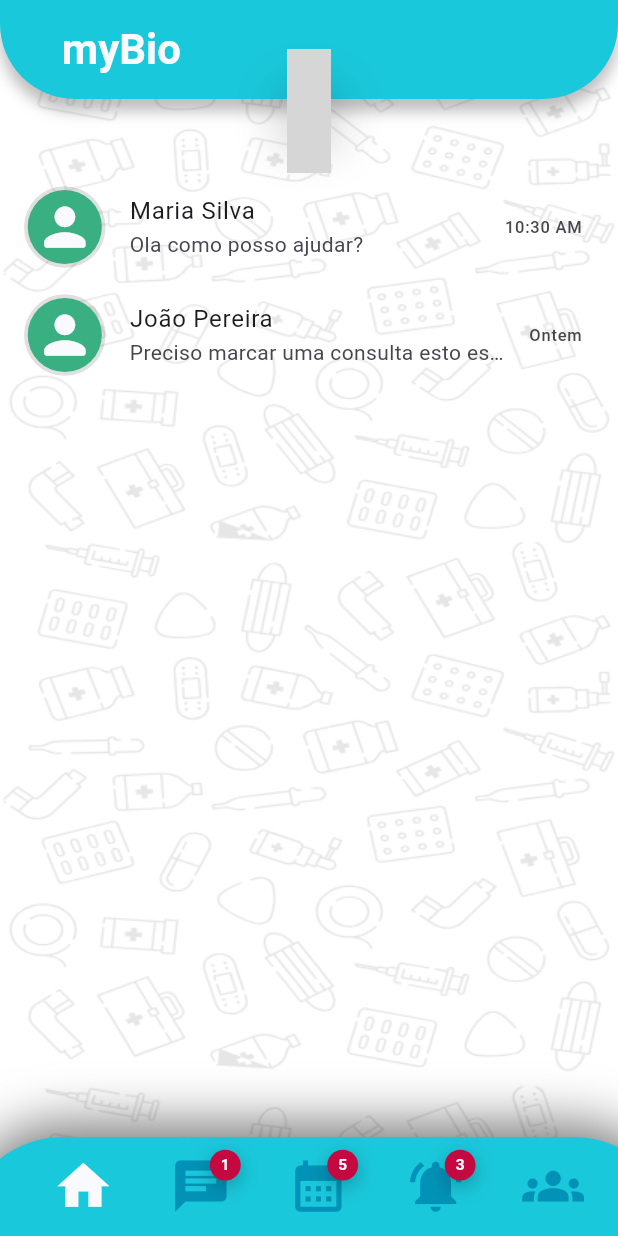
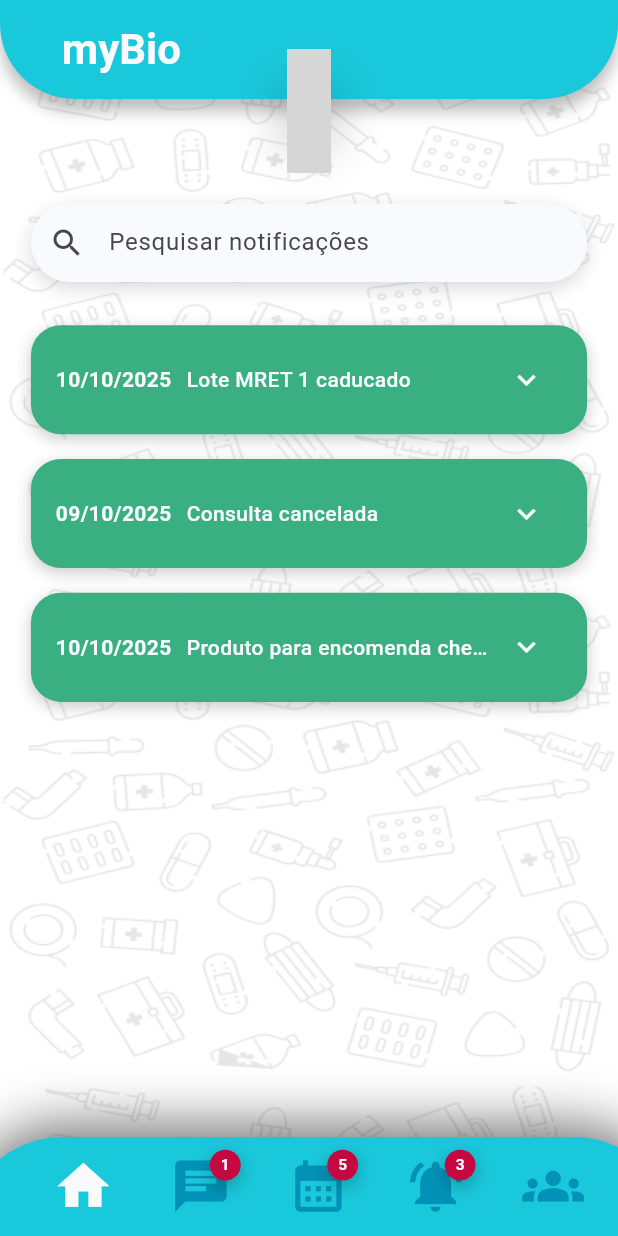
Before and after one commit to consultit-angola/BiogestClinic.Mobile, a Flutter app: the AlarmePage screen opened by its route, on a phone screen of 412 x 824 dp. Run offline on Flutter 3.47's test engine with Material 3 defaults, Android fonts, the phone set to English and light mode, and no system bars; our stand-ins replace flutter_dotenv, flutter_easyloading, flutter_form_builder, flutter_svg, form_builder_validators, get and 2 more; missing offline and left inert: flutter_neat_and_clean_calendar; accounts and stored records are empty; project files that could hold a hidden picture were left out; grey boxes are pictures that could not be loaded.

Commit message:
202510212212

```diff
--- /dev/null
+++ b/lib/app/bindings/activities_binding.dart
@@ -0,0 +1,9 @@
+import 'package:get/get.dart';
+import '../controllers/index.dart';
+
+class ActivitiesBinding implements Bindings {
+  @override
+  void dependencies() {
+    Get.lazyPut<ActivitiesController>(() => ActivitiesController());
+  }
+}
--- /dev/null
+++ b/lib/app/bindings/calendar_binding.dart
@@ -0,0 +1,9 @@
+import 'package:get/get.dart';
+import '../controllers/index.dart';
+
+class CalendarBinding implements Bindings {
+  @override
+  void dependencies() {
+    Get.lazyPut<CalendarController>(() => CalendarController());
+  }
+}
--- a/lib/app/bindings/index.dart
+++ b/lib/app/bindings/index.dart
@@ -1,4 +1,6 @@
+export 'activities_binding.dart';
 export 'alarme_binding.dart';
+export 'calendar_binding.dart';
 export 'chat_binding.dart';
 export 'home_binding.dart';
 export 'login_binding.dart';
--- /dev/null
+++ b/lib/app/controllers/activities_controller.dart
@@ -0,0 +1,5 @@
+import 'package:get/get.dart';
+
+class ActivitiesController extends GetxController {
+  static ActivitiesController get to => Get.find<ActivitiesController>();
+}
--- a/lib/app/controllers/alarme_controller.dart
+++ b/lib/app/controllers/alarme_controller.dart
@@ -1,8 +1,5 @@
-import 'package:flutter/material.dart';
 import 'package:get/get.dart';
 
 class AlarmeController extends GetxController {
   static AlarmeController get to => Get.find<AlarmeController>();
-
-  Future init(BuildContext context) async {}
 }
--- a/lib/app/controllers/chat_controller.dart
+++ b/lib/app/controllers/chat_controller.dart
@@ -20,8 +20,6 @@ class ChatController extends GetxController {
     shortName: 'Ryu',
     groupName: 'Users',
   ).obs;
-
-  Future init(BuildContext context) async {}
 
   void sendMessage() {
     final text = inputController.text.trim();
--- a/lib/app/controllers/home_controller.dart
+++ b/lib/app/controllers/home_controller.dart
@@ -1,8 +1,5 @@
-import 'package:flutter/material.dart';
 import 'package:get/get.dart';
 
 class HomeController extends GetxController {
   static HomeController get to => Get.find<HomeController>();
-
-  Future init(BuildContext context) async {}
 }
--- a/lib/app/controllers/index.dart
+++ b/lib/app/controllers/index.dart
@@ -1,4 +1,6 @@
+export 'activities_controller.dart';
 export 'alarme_controller.dart';
+export 'calendar_controller.dart';
 export 'chat_controller.dart';
 export 'global_controller.dart';
 export 'home_controller.dart';
--- a/lib/app/routes/app_pages.dart
+++ b/lib/app/routes/app_pages.dart
@@ -31,75 +31,15 @@ abstract class AppPages {
       page: () => const AlarmePage(),
       binding: AlarmeBinding(),
     ),
-    // GetPage(
-    //     name: Routes.driverMap,
-    //     page: () => const DriverMapPage(),
-    //     binding: DriverMapBinding()),
-    // GetPage(
-    //     name: Routes.driverTravelRequest,
-    //     page: () => const DriverTravelRequestPage(),
-    //     binding: DriverTravelRequestBinding()),
-    // GetPage(
-    //     name: Routes.driverTravelMap,
-    //     page: () => const DriverTravelMapPage(),
-    //     binding: DriverTravelMapBinding()),
-    // GetPage(
-    //     name: Routes.driverTravelCalification,
-    //     page: () => const DriverTravelCalificationPage(),
-    //     binding: DriverTravelCalificationBinding()),
-    // GetPage(
-    //     name: Routes.driverInfoRequired,
-    //     page: () => const DriverInfoRequiredPage(),
-    //     binding: DriverInfoRequiredBinding()),
-    // GetPage(
-    //     name: Routes.driverEdit,
-    //     page: () => const DriverEditPage(),
-    //     binding: DriverEditBinding()),
-    // GetPage(
-    //     name: Routes.driverVehicles,
-    //     page: () => const DriverVehiclesPage(),
-    //     binding: DriverVehiclesBinding()),
-    // GetPage(
-    //     name: Routes.driverAddVehicle,
-    //     page: () => const DriverAddVehiclePage(),
-    //     binding: DriverVehiclesBinding()),
-    // GetPage(
-    //     name: Routes.clientMap,
-    //     page: () => const ClientMapPage(),
-    //     binding: ClientMapBinding()),
-    // GetPage(
-    //     name: Routes.clientTravelInfo,
-    //     page: () => const ClientTravelInfoPage(),
-    //     binding: ClientTravelInfoBinding()),
-    // GetPage(
-    //     name: Routes.clientTravelRequest,
-    //     page: () => const ClientTravelRequestPage(),
-    //     binding: ClientTravelRequestBinding()),
-    // GetPage(
-    //     name: Routes.clientTravelMap,
-    //     page: () => const ClientTravelMapPage(),
-    //     binding: ClientTravelMapBinding()),
-    // GetPage(
-    //     name: Routes.clientTravelCalification,
-    //     page: () => const ClientTravelCalificationPage(),
-    //     binding: ClientTravelCalificationBinding()),
-    // GetPage(
-    //     name: Routes.clientEdit,
-    //     page: () => const ClientEditPage(),
-    //     binding: ClientEditBinding()),
-    // GetPage(
-    //     name: Routes.clientHistory,
-    //     page: () => const ClientHistoryPage(),
-    //     binding: ClientHistoryBinding()),
-    // GetPage(
-    //     name: Routes.clientHistoryDetail,
-    //     page: () => const ClientHistoryDetailPage(),
-    //     binding: ClientHistoryDetailBinding()),
-    // GetPage(name: Routes.offlinePage, page: () => const OfflinePage()),
-    // GetPage(name: Routes.chat, page: () => const ChatScreen()),
-    // GetPage(
-    //     name: Routes.wallet,
-    //     page: () => const WalletPage(),
-    //     binding: WalletBinding()),
+    GetPage(
+      name: Routes.calendar,
+      page: () => const CalendarPage(),
+      binding: CalendarBinding(),
+    ),
+    GetPage(
+      name: Routes.activities,
+      page: () => const ActivitiesPage(),
+      binding: ActivitiesBinding(),
+    ),
   ];
 }
--- a/lib/app/ui/index.dart
+++ b/lib/app/ui/index.dart
@@ -2,7 +2,9 @@ export 'global_widgets/custom_appbar.dart';
 export 'global_widgets/custom_menu.dart';
 export 'pages/chat/chat_page.dart';
 export 'pages/chat/chat_details_page.dart';
+export 'pages/activities_page.dart';
 export 'pages/alarme_page.dart';
+export 'pages/calendar_page.dart';
 export 'pages/home_page.dart';
 export 'pages/login_page.dart';
 export 'pages/splash_page.dart';
--- a/lib/app/ui/pages/alarme_page.dart
+++ b/lib/app/ui/pages/alarme_page.dart
@@ -1,8 +1,6 @@
 import 'package:get/get.dart';
 import 'package:flutter/material.dart';
-
 import '../../controllers/index.dart';
-import '../../routes/index.dart';
 import '../index.dart';
 
 class AlarmePage extends GetView<AlarmeController> {
@@ -11,7 +9,7 @@ class AlarmePage extends GetView<AlarmeController> {
   @override
   Widget build(BuildContext context) {
     return GetBuilder<AlarmeController>(
-      builder: (chatController) => Scaffold(
+      builder: (alarmeController) => Scaffold(
         resizeToAvoidBottomInset: false,
         body: Stack(
           children: [
@@ -23,7 +21,12 @@ class AlarmePage extends GetView<AlarmeController> {
             ),
             Stack(
               children: [
-                Column(children: [customAppbar(), notificationList()]),
+                Column(
+                  children: [
+                    customAppbar(),
+                    Expanded(child: notificationList()),
+                  ],
+                ),
                 customMenu(),
               ],
             ),
@@ -34,59 +37,27 @@ class AlarmePage extends GetView<AlarmeController> {
   }
 
   Widget notificationList() {
-    return Expanded(
-      child: ListView(
-        padding: EdgeInsets.zero,
-        children: [
-          contact(
-            title: 'Maria Silva',
-            subtitle: 'Ola como posso ajudar?',
-            time: '10:30 AM',
-            userID: 1,
-          ),
-          contact(
-            title: 'João Pereira',
-            subtitle:
-                'Preciso marcar uma consulta esto es para aumentar el tamano del texto y ver como se comporta en la interfaz de usuario.',
-            time: 'Ontem',
-            userID: 2,
-          ),
-        ],
-      ),
-    );
-  }
-
-  Widget contact({
-    required String title,
-    required String subtitle,
-    required String time,
-    required int userID,
-  }) {
-    return ListTile(
-      leading: CircleAvatar(
-        radius: Get.width * 0.066,
-        backgroundColor: Colors.black12,
-        child: CircleAvatar(
-          radius: Get.width * 0.06,
-          backgroundColor: CustomColors.secondaryColor,
-          child: Icon(
-            Icons.person_rounded,
-            size: Get.width * 0.1,
-            color: CustomColors.witheColor,
-          ),
+    return ListView(
+      padding: EdgeInsets.zero,
+      children: [
+        search(),
+        NotificationItem(
+          date: '10/10/2025',
+          title: 'Lote MRET 1 caducado',
+          subtitle: 'O lote MRET 1 caducou no dia 10/10/2025, favor verificar.',
         ),
-      ),
-      title: Text(title),
-      subtitle: Text(
-        subtitle,
-        maxLines: 1,
-        overflow: TextOverflow.ellipsis,
-        softWrap: false,
-      ),
-      onTap: () {
-        Get.toNamed(Routes.chatDetails, arguments: {'userID': userID});
-      },
-      trailing: Text(time),
+        NotificationItem(
+          date: '09/10/2025',
+          title: 'Consulta cancelada',
+          subtitle:
+              'A consulta agendada para o dia 12/10/2025 foi cancelada pelo cliente.',
+        ),
+        NotificationItem(
+          date: '10/10/2025',
+          title: 'Produto para encomenda chegou',
+          subtitle: 'O produto solicitado para encomenda chegou ao estoque.',
+        ),
+      ],
     );
   }
 
@@ -107,7 +78,7 @@ class AlarmePage extends GetView<AlarmeController> {
         ),
         child: TextField(
           decoration: InputDecoration(
-            hintText: 'Pesquisar contatos',
+            hintText: 'Pesquisar notificações',
             prefixIcon: const Icon(Icons.search),
             border: InputBorder.none,
             contentPadding: const EdgeInsets.symmetric(vertical: 14),
@@ -118,3 +89,111 @@ class AlarmePage extends GetView<AlarmeController> {
     );
   }
 }
+
+class NotificationItem extends StatefulWidget {
+  final String date;
+  final String title;
+  final String subtitle;
+
+  const NotificationItem({
+    super.key,
+    required this.date,
+    required this.title,
+    required this.subtitle,
+  });
+
+  @override
+  State<NotificationItem> createState() => _NotificationItemState();
+}
+
+class _NotificationItemState extends State<NotificationItem> {
+  bool expanded = false;
+
+  @override
+  Widget build(BuildContext context) {
+    return GestureDetector(
+      onTap: toggleExpanded,
+      child: AnimatedContainer(
+        duration: const Duration(milliseconds: 300),
+        curve: Curves.easeInOut,
+        width: Get.width * 0.9,
+        margin: EdgeInsets.symmetric(
+          horizontal: Get.width * 0.05,
+          vertical: Get.height * 0.01,
+        ),
+        padding: EdgeInsets.symmetric(
+          horizontal: Get.width * 0.04,
+          vertical: Get.height * 0.015,
+        ),
+        decoration: BoxDecoration(
+          color: CustomColors.secondaryColor,
+          borderRadius: BorderRadius.circular(20),
+          boxShadow: [
+            BoxShadow(
+              color: Colors.black.withValues(alpha: 0.2),
+              blurRadius: 8,
+              offset: const Offset(0, 3),
+            ),
+          ],
+        ),
+        child: Column(
+          crossAxisAlignment: CrossAxisAlignment.start,
+          children: [
+            Row(
+              children: [
+                Text(
+                  widget.date,
+                  style: TextStyle(
+                    fontWeight: FontWeight.bold,
+                    color: CustomColors.witheColor,
+                  ),
+                ),
+                const SizedBox(width: 10),
+                Expanded(
+                  child: Text(
+                    widget.title,
+                    maxLines: 1,
+                    overflow: TextOverflow.ellipsis,
+                    softWrap: false,
+                    style: TextStyle(
+                      color: CustomColors.witheColor,
+                      fontWeight: FontWeight.w500,
+                    ),
+                  ),
+                ),
+                ExpandIcon(
+                  onPressed: (value) => toggleExpanded(),
+                  color: CustomColors.witheColor,
+                  isExpanded: expanded,
+                ),
+              ],
+            ),
+            AnimatedCrossFade(
+              firstChild: const SizedBox.shrink(),
+              secondChild: Padding(
+                padding: EdgeInsets.only(top: Get.height * 0.015),
+                child: Text(
+                  widget.subtitle,
+                  style: TextStyle(
+                    color: CustomColors.witheColor.withValues(alpha: 0.9),
+                    fontSize: 14,
+                  ),
+                ),
+              ),
+              crossFadeState: expanded
+                  ? CrossFadeState.showSecond
+                  : CrossFadeState.showFirst,
+              duration: const Duration(milliseconds: 300),
+            ),
+          ],
+        ),
+      ),
+    );
+  }
+
+  void toggleExpanded() {
+    setState(() {
+      expanded = !expanded;
+    });
+  }
+}
--- a/lib/main.dart
+++ b/lib/main.dart
@@ -22,6 +22,8 @@ void main() async {
   Get.put(ChatController());
   Get.put(CustomMenuController());
   Get.put(AlarmeController());
+  Get.put(CalendarController());
+  Get.put(ActivitiesController());
 
   configLoading();
   runApp(const MainApp());
--- a/pubspec.yaml
+++ b/pubspec.yaml
@@ -12,6 +12,7 @@ dependencies:
   flutter_dotenv: ^6.0.0
   flutter_easyloading: ^3.0.5
   flutter_form_builder: ^10.2.0
+  flutter_neat_and_clean_calendar: ^0.4.16
   flutter_svg: ^2.2.1
   form_builder_validators: ^11.2.0
   get: ^4.7.2
```
Also changed, not shown: lib/app/controllers/calendar_controller.dart (added, +73 -0 lines), lib/app/ui/pages/activities_page.dart (added, +38 -0 lines), lib/app/ui/pages/calendar_page.dart (added, +75 -0 lines), pubspec.lock.
